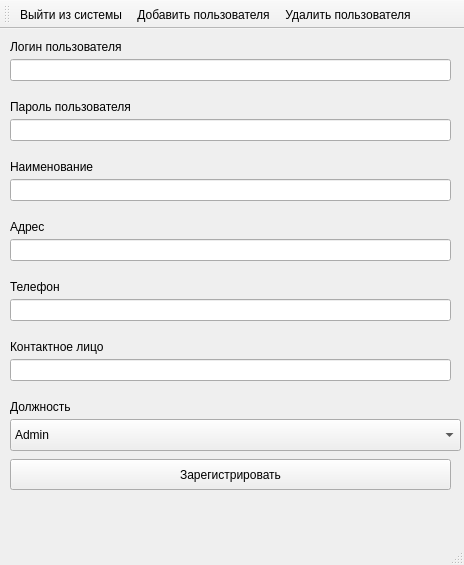
The window that Source/MDKP/adminwindow.ui (striction10/MDKP) describes before a commit, drawn with Qt 5.
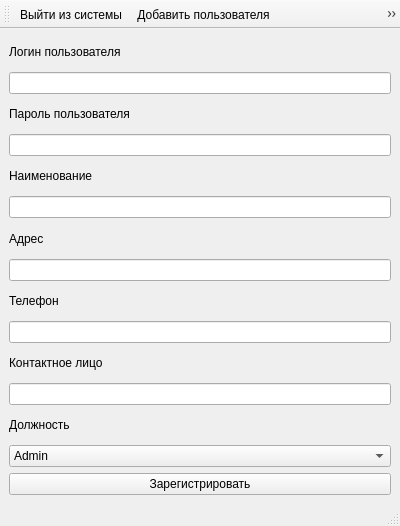
The same window after the commit.

What changed in the file:
```diff
--- a/Source/MDKP/adminwindow.ui
+++ b/Source/MDKP/adminwindow.ui
@@ -6,190 +6,90 @@
    <rect>
     <x>0</x>
     <y>0</y>
-    <width>464</width>
-    <height>565</height>
+    <width>400</width>
+    <height>526</height>
    </rect>
   </property>
+  <property name="minimumSize">
+   <size>
+    <width>400</width>
+    <height>526</height>
+   </size>
+  </property>
   <property name="windowTitle">
    <string>MainWindow</string>
   </property>
   <widget class="QWidget" name="centralwidget">
-   <widget class="QLabel" name="label_6">
-    <property name="geometry">
-     <rect>
-      <x>10</x>
-      <y>70</y>
-      <width>151</width>
-      <height>16</height>
-     </rect>
-    </property>
-    <property name="text">
-     <string>Пароль пользователя</string>
-    </property>
-   </widget>
-   <widget class="QLabel" name="label_2">
-    <property name="geometry">
-     <rect>
-      <x>10</x>
-      <y>190</y>
-      <width>49</width>
-      <height>16</height>
-     </rect>
-    </property>
-    <property name="text">
-     <string>Адрес</string>
-    </property>
-   </widget>
-   <widget class="QLineEdit" name="lineEditLogin">
-    <property name="geometry">
-     <rect>
-      <x>10</x>
-      <y>30</y>
-      <width>441</width>
-      <height>22</height>
-     </rect>
-    </property>
-   </widget>
-   <widget class="QPushButton" name="pushButton_1">
-    <property name="geometry">
-     <rect>
-      <x>10</x>
-      <y>430</y>
-      <width>441</width>
-      <height>31</height>
-     </rect>
-    </property>
-    <property name="text">
-     <string>Зарегистрировать</string>
-    </property>
-    <property name="shortcut">
-     <string>Return</string>
-    </property>
-   </widget>
-   <widget class="QLineEdit" name="lineEdit_6">
-    <property name="geometry">
-     <rect>
-      <x>10</x>
-      <y>330</y>
-      <width>441</width>
-      <height>22</height>
-     </rect>
-    </property>
-   </widget>
+   <layout class="QVBoxLayout" name="verticalLayout">
+    <item>
    <widget class="QLabel" name="label_5">
-    <property name="geometry">
-     <rect>
-      <x>10</x>
-      <y>10</y>
-      <width>131</width>
-      <height>16</height>
-     </rect>
-    </property>
     <property name="text">
      <string>Логин пользователя</string>
     </property>
    </widget>
-   <widget class="QLineEdit" name="lineEdit_5">
-    <property name="geometry">
-     <rect>
-      <x>10</x>
-      <y>270</y>
-      <width>441</width>
-      <height>22</height>
-     </rect>
-    </property>
-   </widget>
-   <widget class="QLabel" name="label_4">
-    <property name="geometry">
-     <rect>
-      <x>10</x>
-      <y>310</y>
-      <width>121</width>
-      <height>16</height>
-     </rect>
-    </property>
+    </item>
+    <item>
+     <widget class="QLineEdit" name="lineEditLogin"/>
+    </item>
+    <item>
+     <widget class="QLabel" name="label_6">
     <property name="text">
-     <string>Контактное лицо</string>
-    </property>
-   </widget>
-   <widget class="QLineEdit" name="lineEdit_3">
-    <property name="geometry">
-     <rect>
-      <x>10</x>
-      <y>150</y>
-      <width>441</width>
-      <height>22</height>
-     </rect>
-    </property>
-   </widget>
-   <widget class="QLineEdit" name="lineEdit_2">
-    <property name="geometry">
-     <rect>
-      <x>10</x>
-      <y>90</y>
-      <width>441</width>
-      <height>22</height>
-     </rect>
-    </property>
-   </widget>
+       <string>Пароль пользователя</string>
+      </property>
+     </widget>
+    </item>
+    <item>
+     <widget class="QLineEdit" name="lineEditPassword"/>
+    </item>
+    <item>
    <widget class="QLabel" name="label">
-    <property name="geometry">
-     <rect>
-      <x>10</x>
-      <y>130</y>
-      <width>111</width>
-      <height>16</height>
-     </rect>
-    </property>
     <property name="text">
      <string>Наименование</string>
     </property>
    </widget>
+    </item>
+    <item>
+     <widget class="QLineEdit" name="lineEditName"/>
+    </item>
+    <item>
+     <widget class="QLabel" name="label_2">
+      <property name="text">
+       <string>Адрес</string>
+      </property>
+     </widget>
+    </item>
+    <item>
+     <widget class="QLineEdit" name="lineEditAddress"/>
+    </item>
+    <item>
    <widget class="QLabel" name="label_3">
-    <property name="geometry">
-     <rect>
-      <x>10</x>
-      <y>250</y>
-      <width>61</width>
-      <height>16</height>
-     </rect>
-    </property>
     <property name="text">
      <string>Телефон</string>
     </property>
    </widget>
-   <widget class="QLineEdit" name="lineEdit_4">
-    <property name="geometry">
-     <rect>
-      <x>10</x>
-      <y>210</y>
-      <width>441</width>
-      <height>22</height>
-     </rect>
-    </property>
-   </widget>
+    </item>
+    <item>
+     <widget class="QLineEdit" name="lineEditTelephone"/>
+    </item>
+    <item>
+     <widget class="QLabel" name="label_4">
+      <property name="text">
+       <string>Контактное лицо</string>
+      </property>
+     </widget>
+    </item>
+    <item>
+     <widget class="QLineEdit" name="lineEditContactFace"/>
+    </item>
+    <item>
    <widget class="QLabel" name="label_7">
-    <property name="geometry">
-     <rect>
-      <x>10</x>
-      <y>370</y>
-      <width>121</width>
-      <height>16</height>
-     </rect>
-    </property>
     <property name="text">
      <string>Должность</string>
     </property>
    </widget>
+    </item>
+    <item>
    <widget class="QComboBox" name="comboBox">
-    <property name="geometry">
-     <rect>
-      <x>10</x>
-      <y>390</y>
-      <width>451</width>
-      <height>32</height>
-     </rect>
-    </property>
     <item>
      <property name="text">
       <string>Admin</string>
@@ -206,6 +106,18 @@
      </property>
     </item>
    </widget>
+    </item>
+    <item>
+     <widget class="QPushButton" name="pushButton_1">
+      <property name="text">
+       <string>Зарегистрировать</string>
+      </property>
+      <property name="shortcut">
+       <string>Return</string>
+      </property>
+     </widget>
+    </item>
+   </layout>
   </widget>
   <widget class="QMenuBar" name="menubar">
    <property name="geometry">
```
Left out of the diff: 2 changed lines with no effect on the pictures. Lines whose indentation alone changed are shown as unchanged.
